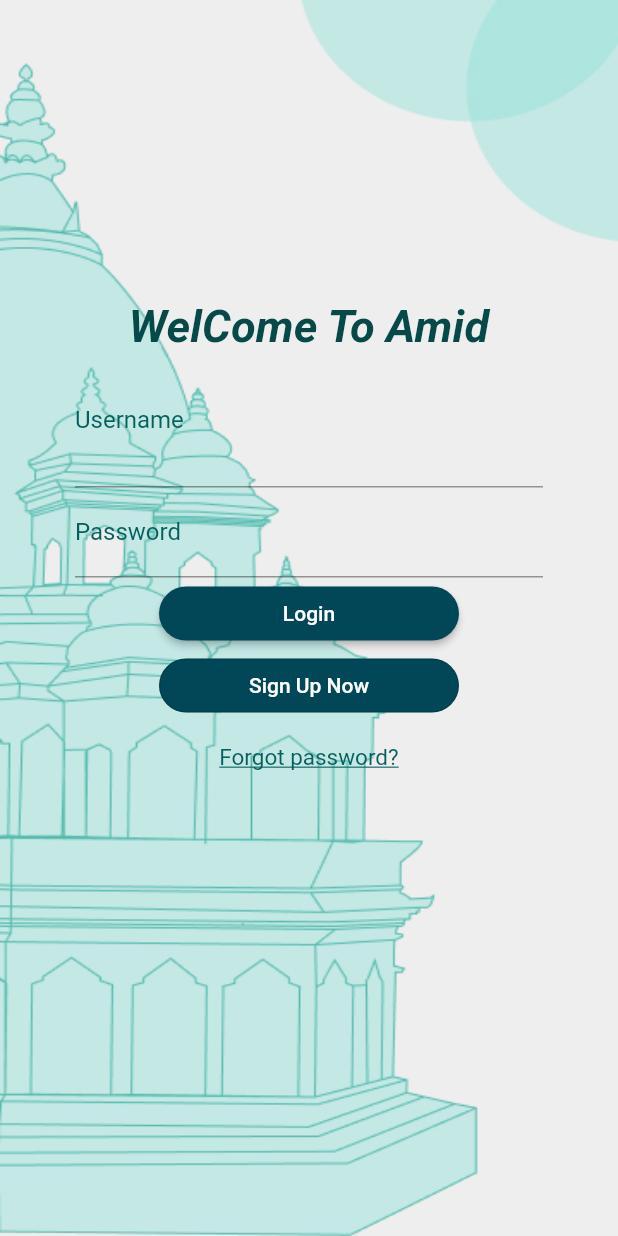
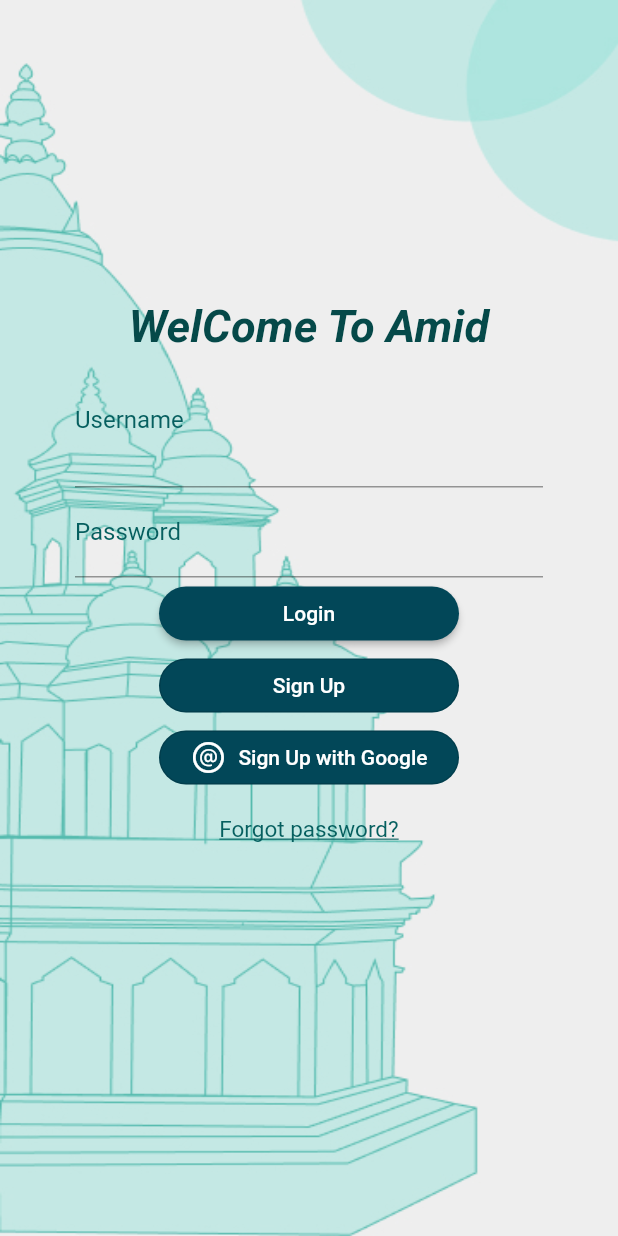
Before and after one commit to St-Luciferr/Flutter_App, a Flutter app: the screen it shows after launch, on a phone screen of 412 x 824 dp. Run offline on Flutter 3.47's test engine with Material 2 defaults, Android fonts, the phone set to English and light mode, and no system bars; our stand-ins replace camera, firebase_auth, firebase_core, flutter_native_image, google_sign_in; missing offline and left inert: bcrypt, tflite; accounts and stored records are empty.

Commit message:
google account

```diff
--- a/lib/login.dart
+++ b/lib/login.dart
@@ -1,8 +1,12 @@
+import 'package:amid/provider/google_sign_in.dart';
+// import 'package:firebase_auth/firebase_auth.dart';
 import 'package:flutter/material.dart';
 import 'package:bcrypt/bcrypt.dart';
 import 'package:camera/camera.dart';
+import 'package:provider/provider.dart';
 import 'signup.dart';
 import 'home_page.dart';
+import 'package:flutter/cupertino.dart';
 
 class LoginPage extends StatefulWidget {
   const LoginPage({super.key, required this.title});
@@ -26,7 +30,25 @@ class _LoginPageState extends State<LoginPage> {
   Widget build(BuildContext context) {
     return Scaffold(
       resizeToAvoidBottomInset: false,
-      body: Container(
+      body:
+      // Authentication of Google Account ::
+
+      //  StreamBuilder(
+      //   stream: FirebaseAuth.instance.authStateChanges(),
+      //   builder: (context, snapshot) {
+      //     if (snapshot.connectionState == ConnectionState.waiting) {
+      //         return const Center(child: CircularProgressIndicator());
+      //     } else if (snapshot.hasData) {
+      //         return const Drawer();
+      //     } else if (snapshot.hasError){
+      //         return const Center(child: Text('something went wrong'));
+      //     } else {
+      //     return const LoginPage(title: '',);
+      //    }
+      //   },
+      // );
+
+      Container(
         width: MediaQuery.of(context).size.width,
         height: MediaQuery.of(context).size.height,
         decoration: const BoxDecoration(
@@ -153,7 +175,7 @@ class _LoginPageState extends State<LoginPage> {
                   ),
                 ),
                 child: const Text(
-                  'Sign Up Now',
+                  'Sign Up',
                   style: TextStyle(color: Colors.white),
                 ),
                 onPressed: () {
@@ -162,6 +184,29 @@ class _LoginPageState extends State<LoginPage> {
                       builder: (context) => const SignupPage(title: 'Sign Up'),
                     ),
                   );
+                },
+              ),
+              OutlinedButton.icon(
+                style: ElevatedButton.styleFrom(
+                  backgroundColor: const Color.fromARGB(255, 2, 71, 88),
+                  foregroundColor: const Color.fromARGB(255, 255, 255, 255),
+                  fixedSize: const Size(200, 35),
+                  shape: RoundedRectangleBorder(
+                    borderRadius: BorderRadius.circular(25),
+                  ),
+                ),
+                icon: const Icon(
+                  CupertinoIcons.at_circle,
+                  // color: Color.fromARGB(255, 202, 60, 60),
+                ),
+                label: const Text(
+                  'Sign Up with Google',
+                  style: TextStyle(color: Colors.white),
+                ),
+                onPressed: () {
+                  final provider =
+                      Provider.of<GoogleSignInProvider>(context, listen: false);
+                  provider.googleLogin();
                 },
               ),
               TextButton(
--- a/lib/main.dart
+++ b/lib/main.dart
@@ -1,5 +1,7 @@
+import 'package:amid/provider/google_sign_in.dart';
 import 'package:flutter/material.dart';
 import 'package:firebase_core/firebase_core.dart';
+import 'package:provider/provider.dart';
 import 'firebase_options.dart';
 import 'login.dart';
 
@@ -16,8 +18,9 @@ class MyApp extends StatelessWidget {
 
   // This widget is the root of your application.
   @override
-  Widget build(BuildContext context) {
-    return MaterialApp(
+  Widget build(BuildContext context) => ChangeNotifierProvider(
+    create: (context) => GoogleSignInProvider(),
+    child: MaterialApp(
       title: 'Amid',
       theme: ThemeData(
         primarySwatch: createMaterialColor(
@@ -25,8 +28,8 @@ class MyApp extends StatelessWidget {
         ),
       ),
       home: const LoginPage(title: 'Login'),
-    );
-  }
+    ),
+  );
 }
 
 //creates a matrerial color from color
--- /dev/null
+++ b/lib/provider/google_sign_in.dart
@@ -0,0 +1,28 @@
+import 'package:flutter/material.dart';
+import 'package:google_sign_in/google_sign_in.dart';
+import 'package:firebase_auth/firebase_auth.dart';
+
+class GoogleSignInProvider extends ChangeNotifier {
+  final googleSignIn = GoogleSignIn();
+
+  GoogleSignInAccount? _user;
+
+  GoogleSignInAccount get user => _user!;
+
+  Future googleLogin() async {
+    final googleUser = await googleSignIn.signIn();
+    if (googleUser == null) return;
+    _user = googleUser;
+
+    final googleAuth = await googleUser.authentication;
+
+    final credential = GoogleAuthProvider.credential(
+      accessToken: googleAuth.accessToken,
+      idToken: googleAuth.idToken,
+    );
+
+    await FirebaseAuth.instance.signInWithCredential(credential);
+
+    notifyListeners();
+  }
+}
--- a/pubspec.yaml
+++ b/pubspec.yaml
@@ -47,6 +47,9 @@ dependencies:
       url: https://github.com/Despicable-Us/tflite_flutter.git
   flutter_native_image: ^0.0.6+1
   firebase_core: ^2.5.0
+  firebase_auth: ^4.2.6
+  google_sign_in: ^5.4.4
+  provider: ^6.0.5
 
 dev_dependencies:
   flutter_test:
```
Also changed, not shown: lib/home_page.dart (+30 -0 lines), pubspec.lock, 1 other file.
